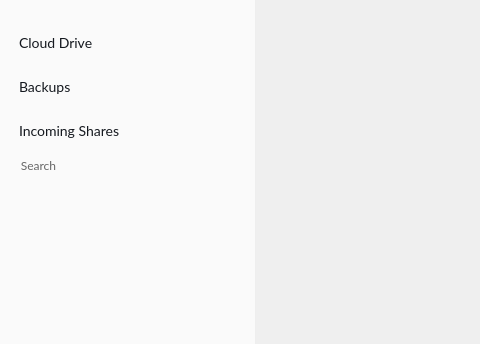
The window that src/MEGASync/gui/node_selector/gui/macx/NodeSelector.ui (jcassette/megasync-appimage) describes before a commit, drawn with Qt 5; both pictures show x 0 to 480 and y 0 to 344 of the 800 by 489 pixel window.
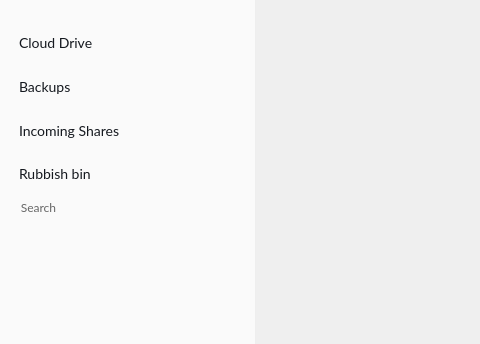
The same window after the commit. Icons and pictures are not drawn.

```diff
--- a/src/MEGASync/gui/node_selector/gui/macx/NodeSelector.ui
+++ b/src/MEGASync/gui/node_selector/gui/macx/NodeSelector.ui
@@ -514,6 +514,62 @@
            </layout>
           </widget>
          </item>
+         <item>
+          <widget class="QFrame" name="fRubbish">
+           <layout class="QHBoxLayout" name="horizontalLayout_4">
+            <property name="spacing">
+             <number>3</number>
+            </property>
+            <property name="leftMargin">
+             <number>0</number>
+            </property>
+            <property name="topMargin">
+             <number>0</number>
+            </property>
+            <property name="rightMargin">
+             <number>0</number>
+            </property>
+            <property name="bottomMargin">
+             <number>0</number>
+            </property>
+            <item>
+             <widget class="QPushButton" name="bRubbish">
+              <property name="cursor">
+               <cursorShape>PointingHandCursor</cursorShape>
+              </property>
+              <property name="acceptDrops">
+               <bool>true</bool>
+              </property>
+              <property name="text">
+               <string notr="true">Rubbish bin</string>
+              </property>
+              <property name="icon">
+               <iconset resource="../../../Resources_macx.qrc">
+                <normaloff>:/images/node_selector/sidebar/rubbish_default.png</normaloff>:/images/node_selector/sidebar/rubbish_default.png</iconset>
+              </property>
+              <property name="checkable">
+               <bool>true</bool>
+              </property>
+              <property name="autoExclusive">
+               <bool>true</bool>
+              </property>
+              <property name="autoDefault">
+               <bool>false</bool>
+              </property>
+              <property name="default_icon" stdset="0">
+               <string notr="true">qrc:/images/node_selector/sidebar/rubbish_default.png</string>
+              </property>
+              <property name="icon_spacing" stdset="0">
+               <UInt>4</UInt>
+              </property>
+              <attribute name="buttonGroup">
+               <string notr="true">buttonGroup</string>
+              </attribute>
+             </widget>
+            </item>
+           </layout>
+          </widget>
+         </item>
         </layout>
        </widget>
       </item>
```
Left out of the diff: 18 changed lines with no effect on the pictures.
